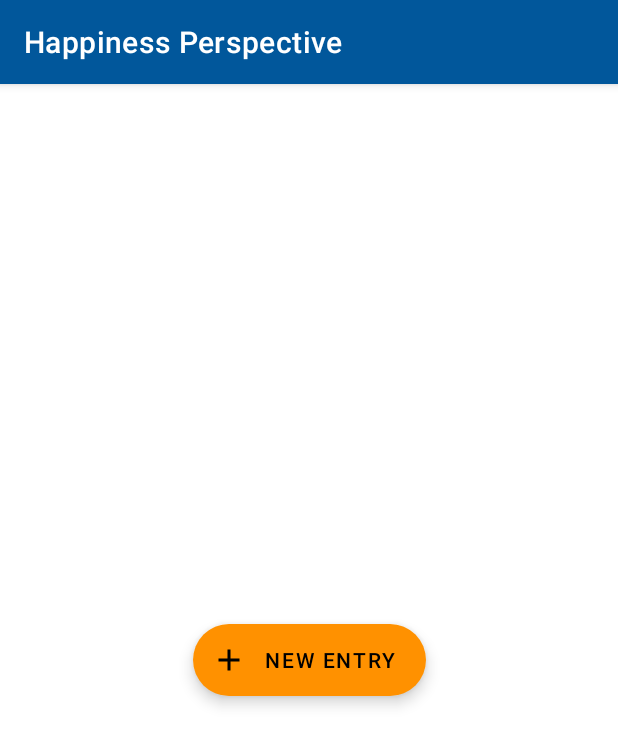
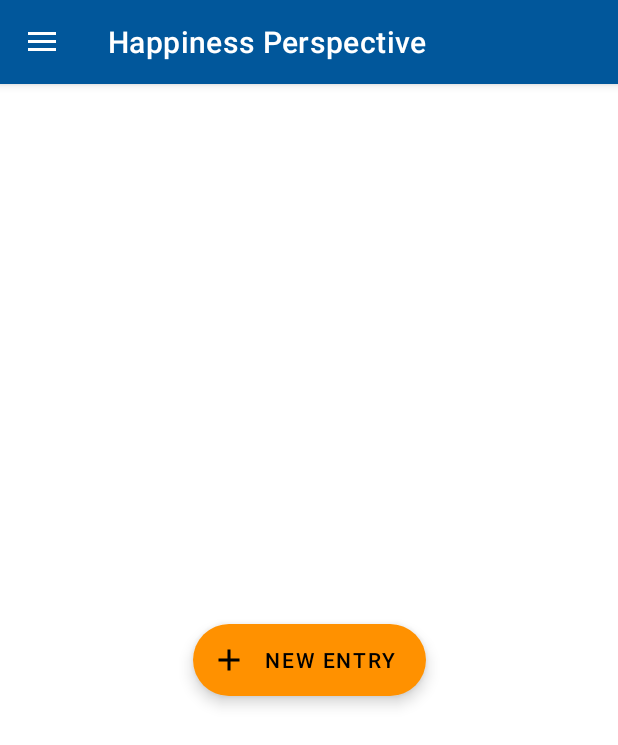
Before and after one commit to Jokuyen/Happiness_Perspective, an Android app: the screen it shows after launch (MainActivity), on a phone screen of 412 x 824 dp. Shown: the top 745 px of the screen. Run offline under Robolectric (Android 15) with nearby library versions, the phone set to English and light mode, and no system bars; our stand-ins replace data binding, navigation-ui.

Commit message:
Added Navigation Drawer

```diff
--- a/app/build.gradle
+++ b/app/build.gradle
@@ -22,6 +22,13 @@ android {
     }
     dataBinding {
         enabled = true
+    }
+    compileOptions {
+        sourceCompatibility JavaVersion.VERSION_1_8
+        targetCompatibility JavaVersion.VERSION_1_8
+    }
+    kotlinOptions {
+        jvmTarget = JavaVersion.VERSION_1_8.toString()
     }
 }
 
--- a/app/src/main/java/com/example/happinessperspective/MainActivity.kt
+++ b/app/src/main/java/com/example/happinessperspective/MainActivity.kt
@@ -3,11 +3,15 @@ package com.example.happinessperspective
 import androidx.appcompat.app.AppCompatActivity
 import android.os.Bundle
 import androidx.databinding.DataBindingUtil
+import androidx.drawerlayout.widget.DrawerLayout
 import androidx.navigation.findNavController
+import androidx.navigation.ui.AppBarConfiguration
 import androidx.navigation.ui.NavigationUI
 import com.example.happinessperspective.databinding.ActivityMainBinding
 
 class MainActivity : AppCompatActivity() {
+    private lateinit var drawerLayout: DrawerLayout
+    private lateinit var appBarConfiguration: AppBarConfiguration
 
     override fun onCreate(savedInstanceState: Bundle?) {
         super.onCreate(savedInstanceState)
@@ -15,12 +19,21 @@ class MainActivity : AppCompatActivity() {
         @Suppress("UNUSED_VARIABLE")
         val binding = DataBindingUtil.setContentView<ActivityMainBinding>(this, R.layout.activity_main)
 
+        drawerLayout = binding.drawerLayout
+
         val navController = this.findNavController(R.id.myNavHostFragment)
-        NavigationUI.setupActionBarWithNavController(this, navController)
+
+        // Configure ActionBar
+        NavigationUI.setupActionBarWithNavController(this, navController, drawerLayout)
+
+        // Configure navigation drawer
+        appBarConfiguration = AppBarConfiguration(navController.graph, drawerLayout)
+        NavigationUI.setupWithNavController(binding.navView, navController)
+
     }
 
     override fun onSupportNavigateUp(): Boolean {
         val navController = this.findNavController(R.id.myNavHostFragment)
-        return navController.navigateUp()
+        return NavigationUI.navigateUp(navController, drawerLayout)
     }
 }
--- a/app/src/main/java/com/example/progress/ProgressFragment.kt
+++ b/app/src/main/java/com/example/progress/ProgressFragment.kt
@@ -7,7 +7,6 @@ import android.view.LayoutInflater
 import android.view.View
 import android.view.ViewGroup
 
-import com.example.happinessperspective.R
 import com.example.happinessperspective.database.EntryDatabase
 import com.example.happinessperspective.databinding.ProgressFragmentBinding
 import com.github.mikephil.charting.components.XAxis
--- a/app/src/main/java/com/example/progress/ProgressViewModel.kt
+++ b/app/src/main/java/com/example/progress/ProgressViewModel.kt
@@ -4,7 +4,6 @@ import android.app.Application
 import android.icu.util.Calendar
 import androidx.lifecycle.AndroidViewModel
 import androidx.lifecycle.LiveData
-import androidx.lifecycle.ViewModel
 import com.example.happinessperspective.database.Entry
 import com.example.happinessperspective.database.EntryDao
 import com.github.mikephil.charting.data.BarData
--- a/app/src/main/res/layout/activity_main.xml
+++ b/app/src/main/res/layout/activity_main.xml
@@ -1,8 +1,16 @@
 <?xml version="1.0" encoding="utf-8"?>
-<layout>
-    <androidx.constraintlayout.widget.ConstraintLayout xmlns:android="http://schemas.android.com/apk/res/android"
+<layout
+    xmlns:android="http://schemas.android.com/apk/res/android"
     xmlns:app="http://schemas.android.com/apk/res-auto"
-        xmlns:tools="http://schemas.android.com/tools"
+    xmlns:tools="http://schemas.android.com/tools">
+
+    <androidx.drawerlayout.widget.DrawerLayout
+        android:id="@+id/drawerLayout"
+        android:layout_width="match_parent"
+        android:layout_height="match_parent"
+        >
+
+        <androidx.constraintlayout.widget.ConstraintLayout
             android:layout_width="match_parent"
             android:layout_height="match_parent"
             tools:context=".MainActivity">
@@ -17,4 +25,14 @@
                 />
 
         </androidx.constraintlayout.widget.ConstraintLayout>
+
+        <com.google.android.material.navigation.NavigationView
+            android:id="@+id/navView"
+            android:layout_width="wrap_content"
+            android:layout_height="match_parent"
+            android:layout_gravity="start"
+            app:menu="@menu/navdrawer_menu" />
+
+    </androidx.drawerlayout.widget.DrawerLayout>
+
 </layout>
--- /dev/null
+++ b/app/src/main/res/menu/navdrawer_menu.xml
@@ -0,0 +1,9 @@
+<?xml version="1.0" encoding="utf-8"?>
+
+<menu xmlns:android="http://schemas.android.com/apk/res/android">
+    <item
+        android:id="@+id/progressFragment"
+        android:icon="@drawable/ic_bar_chart"
+        android:title="Progress" />
+
+</menu>
--- a/app/src/main/res/navigation/navigation.xml
+++ b/app/src/main/res/navigation/navigation.xml
@@ -30,5 +30,10 @@
         android:name="com.example.happinessperspective.currentMonth.CurrentMonthDetailsFragment"
         android:label="Current Month"
         tools:layout="@layout/current_month_details_fragment" />
+    <fragment
+        android:id="@+id/progressFragment"
+        android:name="com.example.progress.ProgressFragment"
+        android:label="ProgressFragment"
+        tools:layout="@layout/progress_fragment"/>
 
 </navigation>
```
Also changed, not shown: app/src/main/res/drawable-v24/ic_bar_chart.png (added). Lines whose indentation alone changed are shown as unchanged.
